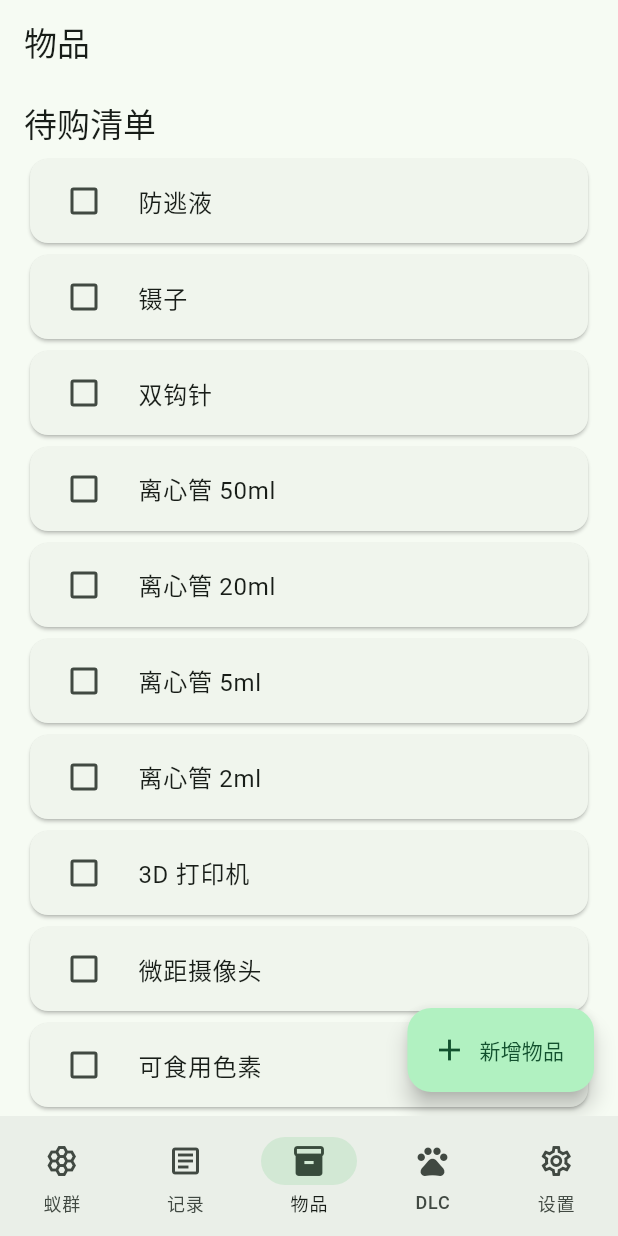
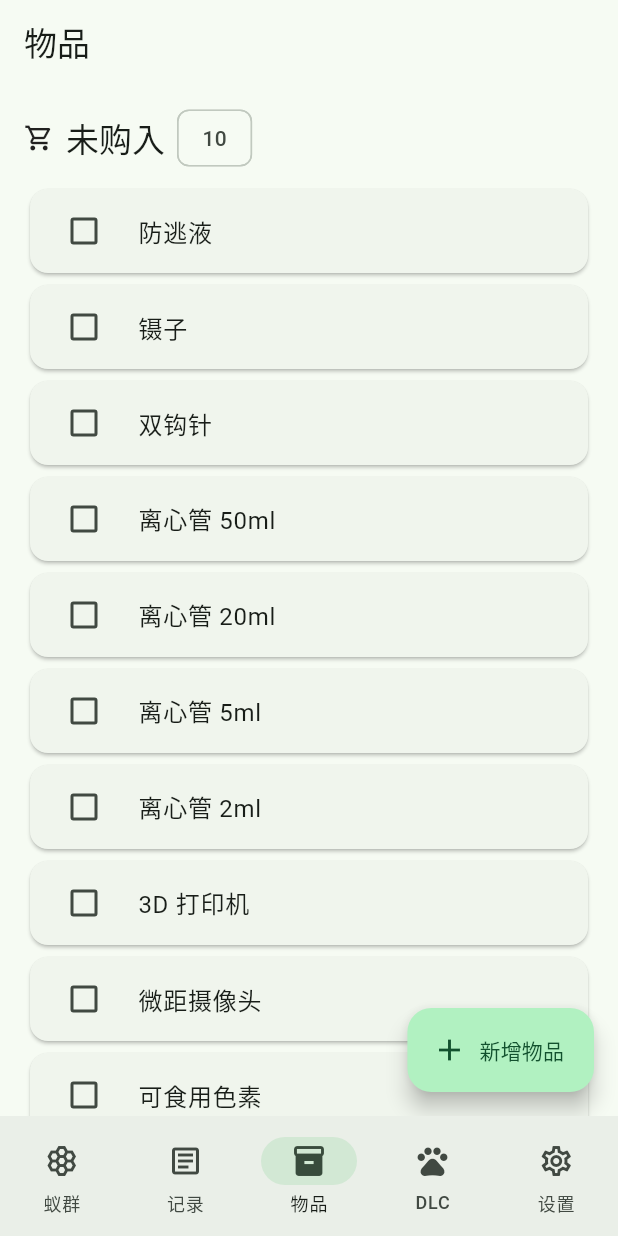
Before and after one commit to PiPiELe/antkeep, a Flutter app: the screen it shows after launch, item 3 of the bottom bar chosen, on a phone screen of 412 x 824 dp. Run offline on Flutter 3.47's test engine with Material 3 defaults, Android fonts, the phone set to English and light mode, and no system bars; our stand-ins replace file_picker, image_picker, sqflite; accounts and stored records are empty.

Commit message:
feat: split inventory by purchase status

```diff
--- a/lib/main.dart
+++ b/lib/main.dart
@@ -1104,13 +1104,22 @@ class _InventoryPageState extends State<InventoryPage> {
         return ListView(
           padding: const EdgeInsets.fromLTRB(16, 12, 16, 96),
           children: [
-            Text('待购清单', style: Theme.of(context).textTheme.titleLarge),
+            _InventorySectionHeader(
+              title: '未购入',
+              count: needed.length,
+              icon: Icons.shopping_cart_outlined,
+            ),
             const SizedBox(height: 6),
+            if (needed.isEmpty) const Text('暂时没有待采购的物品。'),
             ...needed.map(_itemTile),
             const SizedBox(height: 18),
-            Text('已购', style: Theme.of(context).textTheme.titleLarge),
+            _InventorySectionHeader(
+              title: '已购买',
+              count: purchased.length,
+              icon: Icons.check_circle_outline,
+            ),
             const SizedBox(height: 6),
-            if (purchased.isEmpty) const Text('还没有标记为已购的物品。'),
+            if (purchased.isEmpty) const Text('还没有已购买的物品。'),
             ...purchased.map(_itemTile),
           ],
         );
@@ -1131,6 +1140,29 @@ class _InventoryPageState extends State<InventoryPage> {
         if (mounted) setState(_reload);
       },
     ),
+  );
+}
+
+class _InventorySectionHeader extends StatelessWidget {
+  const _InventorySectionHeader({
+    required this.title,
+    required this.count,
+    required this.icon,
+  });
+
+  final String title;
+  final int count;
+  final IconData icon;
+
+  @override
+  Widget build(BuildContext context) => Row(
+    children: [
+      Icon(icon, size: 20),
+      const SizedBox(width: 8),
+      Text(title, style: Theme.of(context).textTheme.titleLarge),
+      const SizedBox(width: 8),
+      Chip(label: Text('$count')),
+    ],
   );
 }
 
```
